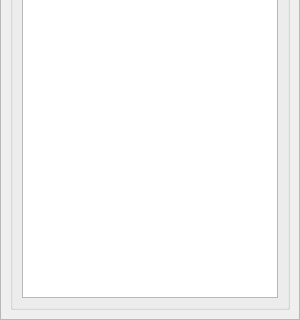
Qt form src/gui-qt/metasprite/metasprite/framedock.ui (undisbeliever/untech-editor) before a commit; both pictures show x 0 to 300 and y 180 to 500 of the 300 by 500 pixel window.
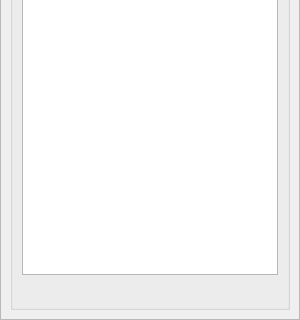
The same form after that commit. Custom widgets are drawn as their Qt base class.

What changed in the file:
```diff
--- a/src/gui-qt/metasprite/metasprite/framedock.ui
+++ b/src/gui-qt/metasprite/metasprite/framedock.ui
@@ -130,6 +130,22 @@
              </property>
             </widget>
            </item>
+           <item>
+            <widget class="QToolBar" name="frameContentsButtons">
+             <property name="movable">
+              <bool>false</bool>
+             </property>
+             <property name="iconSize">
+              <size>
+               <width>16</width>
+               <height>16</height>
+              </size>
+             </property>
+             <property name="floatable">
+              <bool>false</bool>
+             </property>
+            </widget>
+           </item>
           </layout>
          </widget>
         </item>
```
